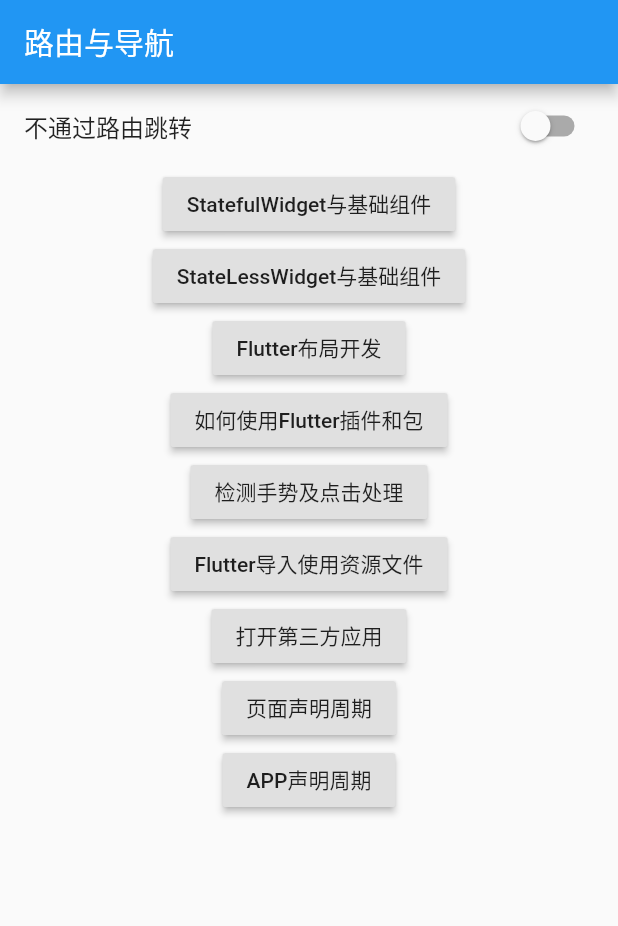
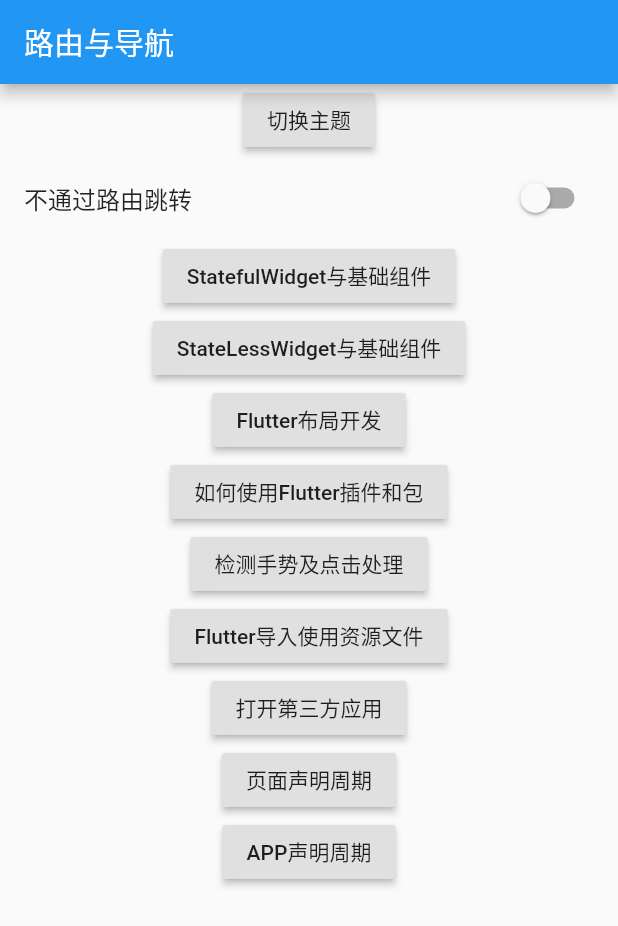
Before and after one commit to helloming86/flutter_demo, a Flutter app: the screen it shows after launch, on a phone screen of 412 x 824 dp. Shown: the top 926 px of the screen. Run offline on Flutter 3.47's test engine with Material 2 defaults, Android fonts, the phone set to English and light mode, and no system bars; missing offline and left inert: flutter_color_plugin.

```diff
--- a/lib/main.dart
+++ b/lib/main.dart
@@ -9,7 +9,60 @@ import 'package:flutter_demo/demo/plugin_use.dart';
 import 'package:flutter_demo/demo/res_page.dart';
 import 'package:flutter_demo/demo/stateful_group_page.dart';
 
-void main() => runApp(MyApp());
+void main() => runApp(DynamicTheme());
+
+class DynamicTheme extends StatefulWidget {
+  @override
+  _DynamicThemeState createState() => _DynamicThemeState();
+}
+
+class _DynamicThemeState extends State<DynamicTheme> {
+  Brightness _brightness = Brightness.light;
+  @override
+  Widget build(BuildContext context) {
+    return MaterialApp(
+      title: 'Flutter Demo',
+      theme: ThemeData(
+        brightness: _brightness,
+        primarySwatch: Colors.blue,
+      ),
+      home: Scaffold(
+        appBar: AppBar(
+          title: Text("路由与导航"),
+        ),
+        body: Column(
+          children: <Widget>[
+            RaisedButton(
+              onPressed: () {
+                setState(() {
+                  if(_brightness==Brightness.dark) {
+                    _brightness = Brightness.light;
+                  } else {
+                    _brightness = Brightness.dark;
+                  }
+                });
+              },
+              child: Text("切换主题"),
+            ),
+            RouteNavigator(),
+          ],
+        ),
+      ),
+      routes: <String, WidgetBuilder>{
+        "less": (BuildContext context) => LessGroupPage(),
+        "ful": (BuildContext context) => StatefulGroupPage(),
+        "plugin": (BuildContext context) => PluginUsePage(),
+        "layout": (BuildContext context) => FlutterLayoutPage(),
+        "gesture": (BuildContext context) => GesturePage(),
+        "res": (BuildContext context) => ResPage(),
+        "launch": (BuildContext context) => LaunchPage(),
+        "circle": (BuildContext context) => LifeCirclePage(),
+        "appCircle": (BuildContext context) => AppLifeCirclePage(),
+      },
+    );
+  }
+
+}
 
 class MyApp extends StatelessWidget {
   // This widget is the root of your application.
```
